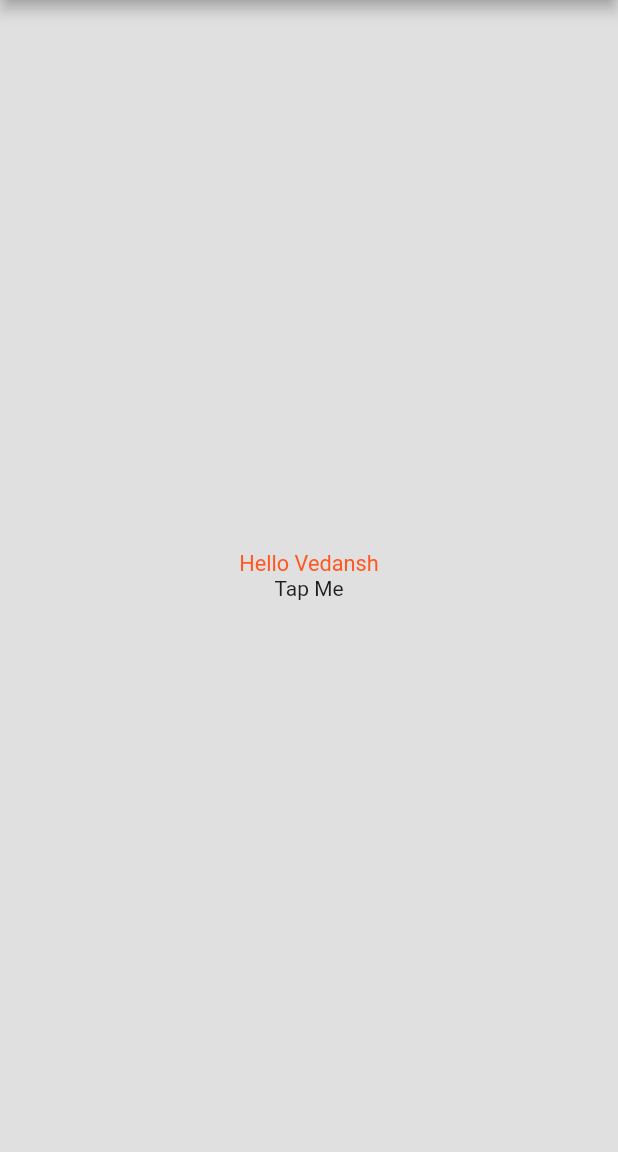
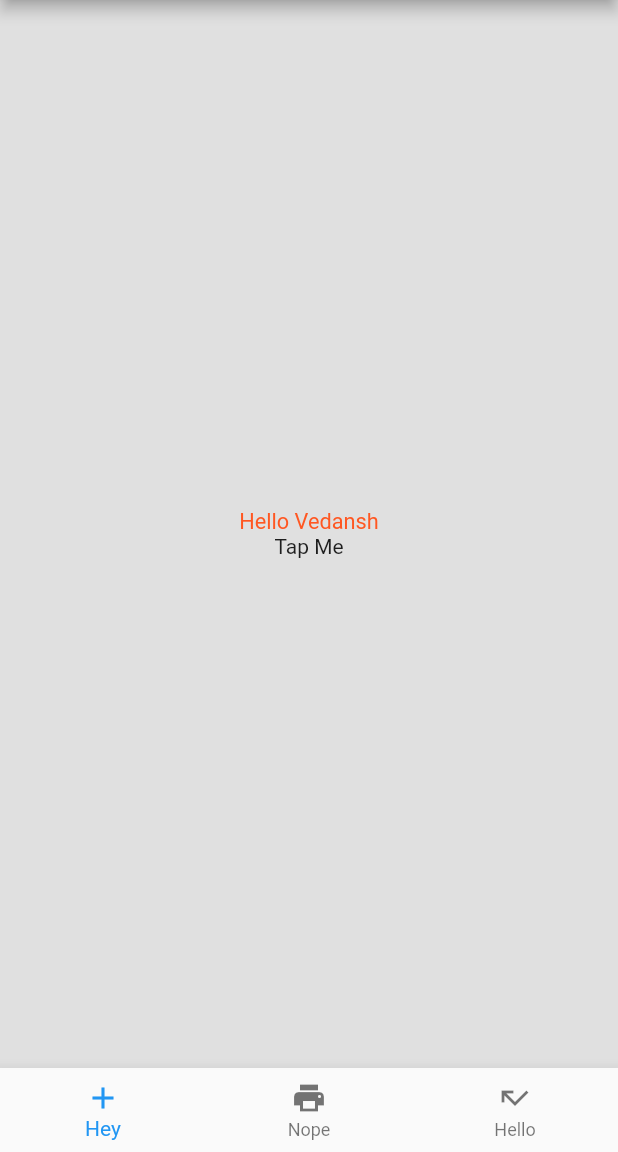
Before and after one commit to vedanshdwivedi/Flutter-Development, a Flutter app: the screen it shows after launch, on a phone screen of 412 x 824 dp, the part 84-1236 px from its top. Run offline on Flutter 3.47's test engine with Material 2 defaults, Android fonts, the phone set to English and light mode, and no system bars.

Commit message:
Added a bottom navigation bar

```diff
--- a/intro_scaffolds/lib/Scaffold.dart
+++ b/intro_scaffolds/lib/Scaffold.dart
@@ -40,9 +40,17 @@ class Home extends StatelessWidget {
               child: new Text("Tap Me"),
               onTap: () => debugPrint('Inkwell Tapped'),
             ),
+
+
           ],
         ),
       ),
+
+      bottomNavigationBar: new BottomNavigationBar(items: [
+        new BottomNavigationBarItem(icon: new Icon(Icons.add),title: new Text('Hey')),
+        new BottomNavigationBarItem(icon: new Icon(Icons.print),title: new Text('Nope')),
+        new BottomNavigationBarItem(icon: new Icon(Icons.call_missed),title: new Text('Hello')),
+      ], onTap: (int i) => debugPrint("Hey Touched $i"),),
     );
   }
 }
```
